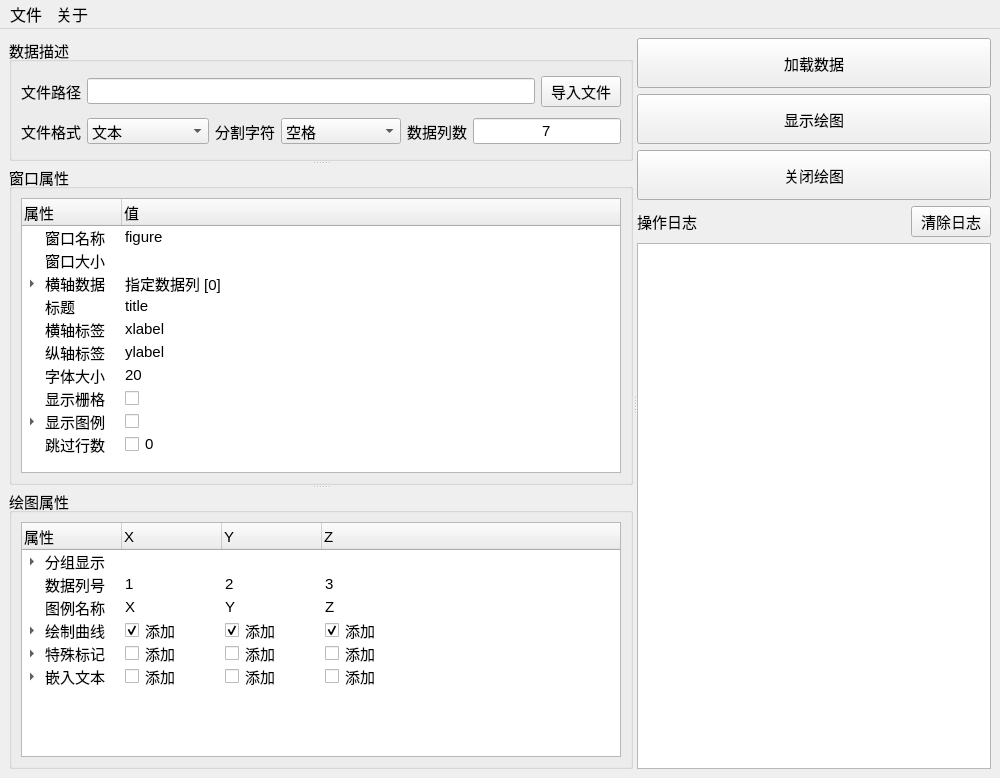
First picture: the form in res/tplots_gui.ui, repository i2Nav-WHU/tplots, before the edit.
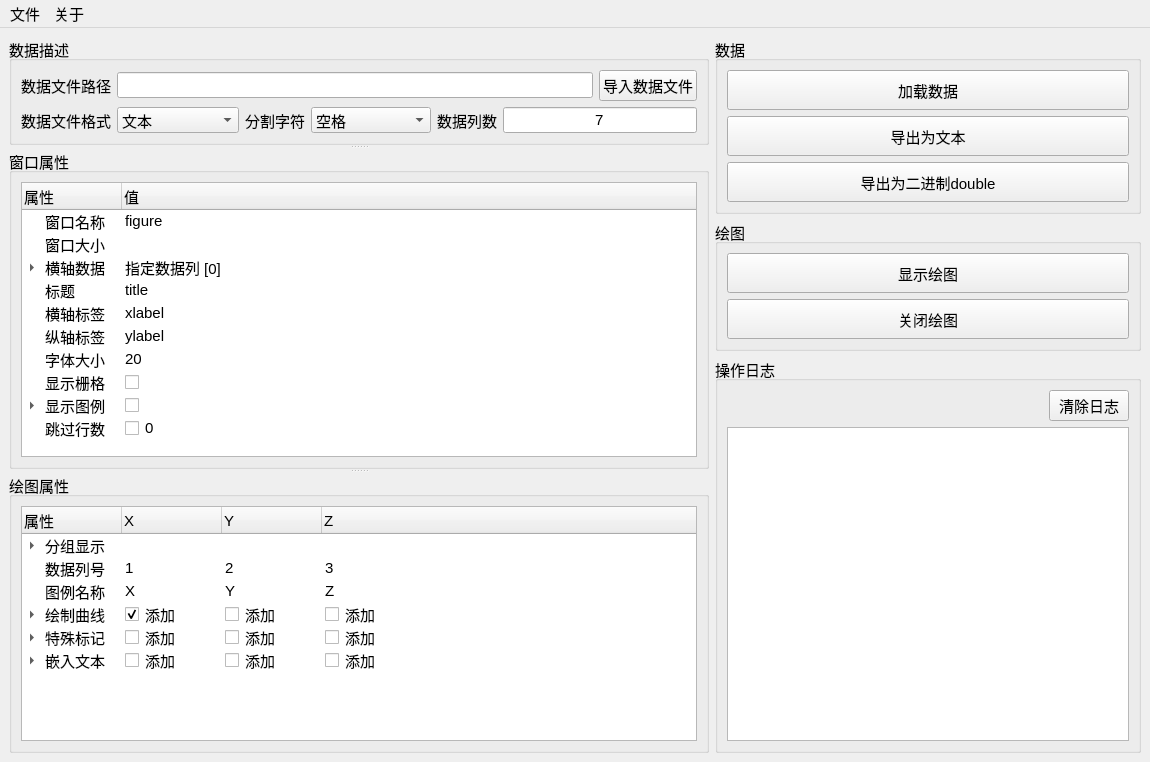
Second picture: the form after the edit.

Commit message: 优化GUI显示；增加文件转换导出功能；优化分组显示

Diff of the .ui file:
```diff
--- a/res/tplots_gui.ui
+++ b/res/tplots_gui.ui
@@ -6,13 +6,13 @@
    <rect>
     <x>0</x>
     <y>0</y>
-    <width>1000</width>
-    <height>778</height>
+    <width>1150</width>
+    <height>750</height>
    </rect>
   </property>
   <property name="font">
    <font>
-    <pointsize>12</pointsize>
+    <pointsize>11</pointsize>
    </font>
   </property>
   <property name="windowTitle">
@@ -29,14 +29,12 @@
    </property>
    <layout class="QGridLayout" name="gridLayout_3">
     <item row="0" column="0">
-     <widget class="QSplitter" name="splitter_2">
-      <property name="orientation">
-       <enum>Qt::Horizontal</enum>
-      </property>
+     <layout class="QHBoxLayout" name="horizontalLayout_4">
+      <item>
       <widget class="QSplitter" name="splitter">
        <property name="minimumSize">
         <size>
-         <width>600</width>
+          <width>700</width>
          <height>0</height>
         </size>
        </property>
@@ -59,7 +57,7 @@
            <item>
             <widget class="QLabel" name="label">
              <property name="text">
-              <string>文件路径</string>
+               <string>数据文件路径</string>
              </property>
             </widget>
            </item>
@@ -69,7 +67,7 @@
            <item>
             <widget class="QPushButton" name="pbimport">
              <property name="text">
-              <string>导入文件</string>
+               <string>导入数据文件</string>
              </property>
             </widget>
            </item>
@@ -80,7 +78,7 @@
            <item>
             <widget class="QLabel" name="label_3">
              <property name="text">
-              <string>文件格式</string>
+               <string>数据文件格式</string>
              </property>
             </widget>
            </item>
@@ -450,13 +448,13 @@
              <string>添加</string>
             </property>
             <property name="checkState">
-             <enum>Checked</enum>
+              <enum>Unchecked</enum>
             </property>
             <property name="text">
              <string>添加</string>
             </property>
             <property name="checkState">
-             <enum>Checked</enum>
+              <enum>Unchecked</enum>
             </property>
             <item>
              <property name="text">
@@ -718,14 +716,21 @@
         </layout>
        </widget>
       </widget>
-      <widget class="QWidget" name="layoutWidget">
+      </item>
+      <item>
+       <layout class="QVBoxLayout" name="verticalLayout_5">
+        <item>
+         <widget class="QGroupBox" name="groupBox_4">
+          <property name="title">
+           <string>数据</string>
+          </property>
        <layout class="QVBoxLayout" name="verticalLayout">
         <item>
          <widget class="QPushButton" name="pbloaddata">
           <property name="minimumSize">
            <size>
             <width>0</width>
-            <height>50</height>
+               <height>40</height>
            </size>
           </property>
           <property name="text">
@@ -734,11 +739,46 @@
          </widget>
         </item>
         <item>
+            <widget class="QPushButton" name="pbdumptxt">
+             <property name="minimumSize">
+              <size>
+               <width>0</width>
+               <height>40</height>
+              </size>
+             </property>
+             <property name="text">
+              <string>导出为文本</string>
+             </property>
+            </widget>
+           </item>
+           <item>
+            <widget class="QPushButton" name="pbdumpbin">
+             <property name="minimumSize">
+              <size>
+               <width>0</width>
+               <height>40</height>
+              </size>
+             </property>
+             <property name="text">
+              <string>导出为二进制double</string>
+             </property>
+            </widget>
+           </item>
+          </layout>
+         </widget>
+        </item>
+        <item>
+         <widget class="QGroupBox" name="groupBox_6">
+          <property name="title">
+           <string>绘图</string>
+          </property>
+          <layout class="QVBoxLayout" name="verticalLayout_4">
+           <item>
          <widget class="QPushButton" name="pbshowplots">
           <property name="minimumSize">
            <size>
             <width>0</width>
-            <height>50</height>
+               <height>40</height>
            </size>
           </property>
           <property name="text">
@@ -751,7 +791,7 @@
           <property name="minimumSize">
            <size>
             <width>0</width>
-            <height>50</height>
+               <height>40</height>
            </size>
           </property>
           <property name="text">
@@ -759,15 +799,17 @@
           </property>
          </widget>
         </item>
+          </layout>
+         </widget>
+        </item>
         <item>
-         <layout class="QHBoxLayout" name="horizontalLayout_2">
-          <item>
-           <widget class="QLabel" name="label_2">
-            <property name="text">
+         <widget class="QGroupBox" name="groupBox_5">
+          <property name="title">
              <string>操作日志</string>
             </property>
-           </widget>
-          </item>
+          <layout class="QVBoxLayout" name="verticalLayout_3">
+           <item>
+            <layout class="QHBoxLayout" name="horizontalLayout_2">
           <item>
            <spacer name="horizontalSpacer">
             <property name="orientation">
@@ -794,8 +836,8 @@
          <widget class="QListWidget" name="listlog">
           <property name="minimumSize">
            <size>
-            <width>350</width>
-            <height>400</height>
+               <width>400</width>
+               <height>300</height>
            </size>
           </property>
           <property name="font">
@@ -807,7 +849,10 @@
         </item>
        </layout>
       </widget>
-     </widget>
+        </item>
+       </layout>
+      </item>
+     </layout>
     </item>
    </layout>
   </widget>
@@ -816,8 +861,8 @@
     <rect>
      <x>0</x>
      <y>0</y>
-     <width>1000</width>
-     <height>29</height>
+     <width>1150</width>
+     <height>37</height>
     </rect>
    </property>
    <widget class="QMenu" name="menu">
```
Left out of the diff: 4 changed lines with no effect on the pictures. Lines whose indentation alone changed are shown as unchanged. The commit also changes 2 other files.
